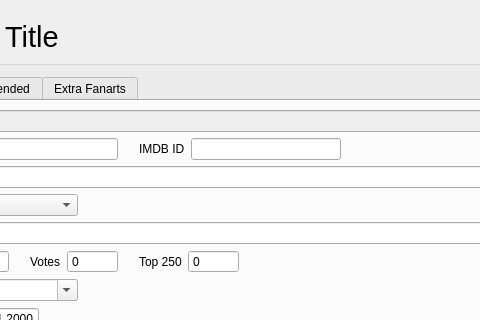
Old version of the form src/tvShows/TvShowWidgetTvShow.ui in the repository Komet/MediaElch; both pictures show x 129 to 609 and y 0 to 320 of the 954 by 783 pixel window.
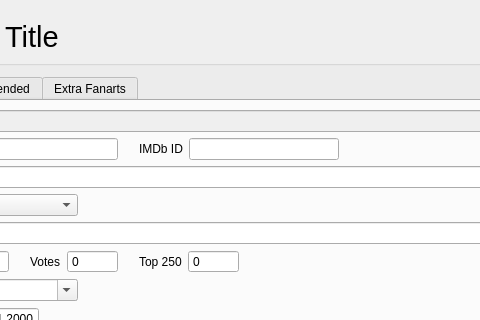
New version of the form. Icons and pictures are not drawn. Custom widgets are drawn as their Qt base class.

Patch:
```diff
--- a/src/tvShows/TvShowWidgetTvShow.ui
+++ b/src/tvShows/TvShowWidgetTvShow.ui
@@ -412,7 +412,7 @@
               <item>
                <widget class="QLabel" name="label_16">
                 <property name="text">
-                 <string>IMDB ID</string>
+                 <string>IMDb ID</string>
                 </property>
                </widget>
               </item>
```
